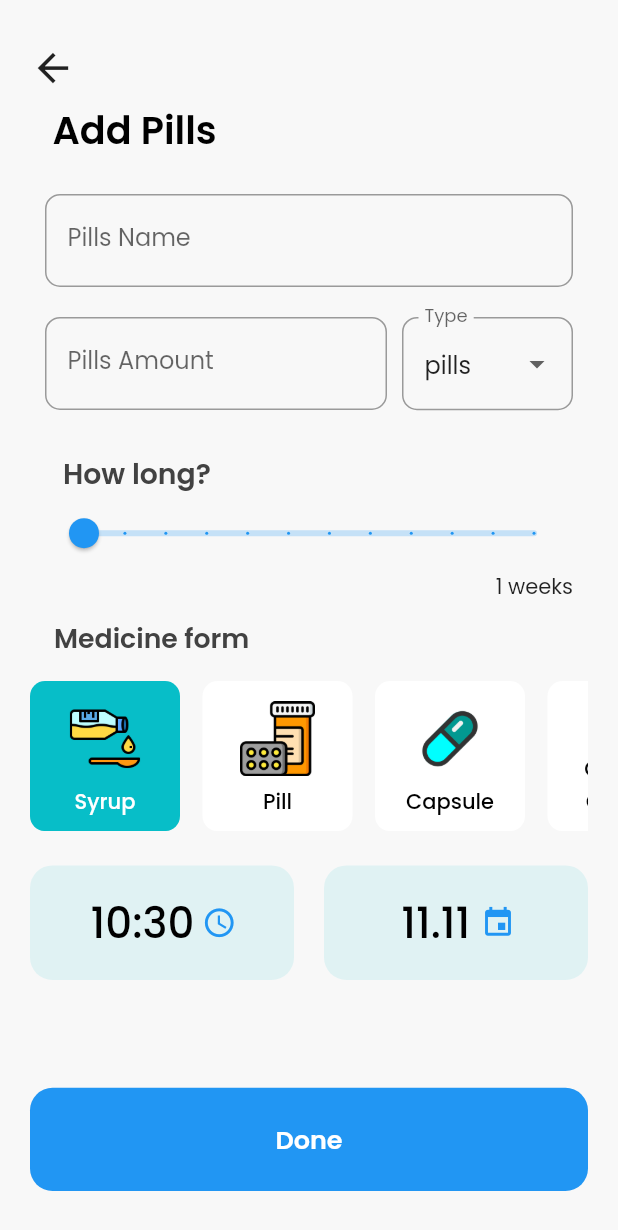
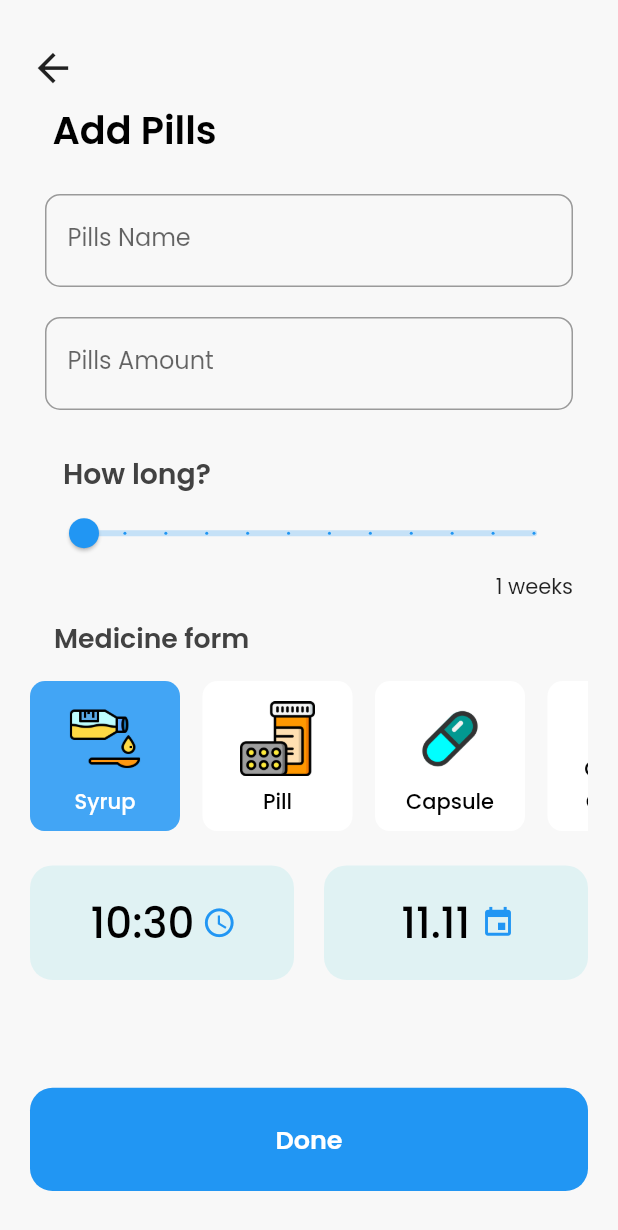
Before and after one commit to mehulminat/pill-reminder, a Flutter app: the Home screen opened by its route, after a tap on the "add circle" icon, on a phone screen of 412 x 824 dp. Shown: the top 1230 px of the screen. Run offline on Flutter 3.47's test engine with Material 2 defaults, Android fonts, the phone set to English and light mode, and no system bars; our stand-ins replace flutter_local_notifications, image_picker, lottie, shared_preferences, sqflite, timezone; accounts and stored records are empty.

```diff
--- a/lib/main.dart
+++ b/lib/main.dart
@@ -25,6 +25,7 @@ class MedicineApp extends StatelessWidget {
     return MaterialApp(
       debugShowCheckedModeBanner: false,
       theme: ThemeData(
+          backgroundColor: Colors.grey.shade100,
           fontFamily: "Popins",
           primaryColor: Colors.blue,
           textTheme: TextTheme(
--- a/lib/notifications/notifications.dart
+++ b/lib/notifications/notifications.dart
@@ -67,7 +67,7 @@ class Notifications {
       context: _context,
       builder: (_) {
         return new AlertDialog(
-          title: Text("PayLoad"),
+          title: Text("Take Medicines"),
           content: Text("Payload : $payload"),
         );
       },
--- a/lib/screens/add_new_medicine/form_fields.dart
+++ b/lib/screens/add_new_medicine/form_fields.dart
@@ -67,34 +67,34 @@ class FormFields extends StatelessWidget {
                   ),
                 ),
               ),
-              SizedBox(
-                width: 10,
-              ),
-              Flexible(
-                flex: 1,
-                child: Container(
-                  height: constrains.maxHeight * 0.22,
-                  child: DropdownButtonFormField(
-                    onTap: () => focus.unfocus(),
-                    decoration: InputDecoration(
-                        contentPadding: EdgeInsets.symmetric(
-                            horizontal: 15.0, vertical: 20.0),
-                        labelText: "Type",
-                        border: OutlineInputBorder(
-                            borderRadius: BorderRadius.circular(10.0),
-                            borderSide:
-                                BorderSide(width: 0.5, color: Colors.grey))),
-                    items: weightValues
-                        .map((weight) => DropdownMenuItem(
-                              child: Text(weight),
-                              value: weight,
-                            ))
-                        .toList(),
-                    onChanged: (value) => this.onPopUpMenuChanged(value),
-                    value: selectWeight,
-                  ),
-                ),
-              )
+              // SizedBox(
+              //   width: 10,
+              // ),
+              // Flexible(
+              //   flex: 1,
+              //   child: Container(
+              //     height: constrains.maxHeight * 0.22,
+              //     child: DropdownButtonFormField(
+              //       onTap: () => focus.unfocus(),
+              //       decoration: InputDecoration(
+              //           contentPadding: EdgeInsets.symmetric(
+              //               horizontal: 15.0, vertical: 20.0),
+              //           labelText: "Type",
+              //           border: OutlineInputBorder(
+              //               borderRadius: BorderRadius.circular(10.0),
+              //               borderSide:
+              //                   BorderSide(width: 0.5, color: Colors.grey))),
+              //       items: weightValues
+              //           .map((weight) => DropdownMenuItem(
+              //                 child: Text(weight),
+              //                 value: weight,
+              //               ))
+              //           .toList(),
+              //       onChanged: (value) => this.onPopUpMenuChanged(value),
+              //       value: selectWeight,
+              //     ),
+              //   ),
+              // )
             ],
           ),
           SizedBox(
--- a/lib/screens/add_new_medicine/medicine_type_card.dart
+++ b/lib/screens/add_new_medicine/medicine_type_card.dart
@@ -14,9 +14,7 @@ class MedicineTypeCard extends StatelessWidget {
           child: Container(
             decoration: BoxDecoration(
               borderRadius: BorderRadius.circular(10.0),
-              color: pillType.isChoose
-                  ? Color.fromRGBO(7, 190, 200, 1)
-                  : Colors.white,
+              color: pillType.isChoose ? Colors.blue.shade400 : Colors.white,
             ),
             width: 100,
             child: Column(
--- a/lib/screens/calendar/calendarex.dart
+++ b/lib/screens/calendar/calendarex.dart
@@ -1,17 +1,13 @@
-import 'dart:io';
 import 'package:lottie/lottie.dart';
 import 'package:flutter/cupertino.dart';
 import 'package:flutter/material.dart';
 import 'package:flutter_local_notifications/flutter_local_notifications.dart';
-import 'package:shared_preferences/shared_preferences.dart';
 import '../../notifications/notifications.dart';
 import '../../database/repository.dart';
 import '../../models/pill.dart';
 import '../../screens/home/medicines_list.dart';
 import '../../screens/home/calendar.dart';
 import '../../models/calendar_day_model.dart';
-import 'package:pill_reminder/screens/profile/profile.dart';
-import 'package:pill_reminder/screens/calendar/calendarex.dart';
 
 class CalendarEx extends StatefulWidget {
   @override
--- a/lib/screens/home/home.dart
+++ b/lib/screens/home/home.dart
@@ -71,6 +71,7 @@ class _HomeState extends State<Home> {
         MediaQuery.of(context).size.height - MediaQuery.of(context).padding.top;
     final double deviceWidth = MediaQuery.of(context).size.width;
     return Scaffold(
+      backgroundColor: Colors.grey.shade100,
       extendBody: true,
       floatingActionButton: FloatingActionButton(
         onPressed: () async {
@@ -171,7 +172,7 @@ class _HomeState extends State<Home> {
                       children: [
                         Container(
                           height: deviceHeight * 0.1,
-                          width: deviceWidth * 0.7,
+                          width: deviceWidth * 0.5,
                           child: Stack(
                             children: [
                               Text(
@@ -193,6 +194,14 @@ class _HomeState extends State<Home> {
                             ],
                           ),
                         ),
+                        Spacer(),
+                        SizedBox(
+                            height: deviceHeight * 0.07,
+                            child: VerticalDivider(
+                              color: Colors.blue,
+                              thickness: 2,
+                            )),
+                        Text("Today"),
                         Spacer(),
                         GestureDetector(
                           onTap: () {
@@ -235,10 +244,10 @@ class _HomeState extends State<Home> {
                 SizedBox(
                   height: deviceHeight * 0.01,
                 ),
-                Padding(
-                  padding: EdgeInsets.symmetric(horizontal: 5.0),
-                  child: Calendar(chooseDay, _daysList),
-                ),
+                // Padding(
+                //   padding: EdgeInsets.symmetric(horizontal: 5.0),
+                //   child: Calendar(chooseDay, _daysList),
+                // ),
                 SizedBox(height: deviceHeight * 0.03),
                 dailyPills.isEmpty
                     ? SizedBox(
--- a/lib/screens/onboarding/data.dart
+++ b/lib/screens/onboarding/data.dart
@@ -50,9 +50,9 @@ List<SliderModel> getSlides() {
   sliderModel = new SliderModel();
   //3rd  screen
   sliderModel.setImgPath("assets/onboard/03onboard.png");
-  sliderModel.setTitle("Advance Notification");
+  sliderModel.setTitle("Get Notification's");
   sliderModel.setDescription(
-      "Option to send notification to guardian if you miss taking pill.");
+      "Get notified for every pill , that too with unique sound");
   slides.add(sliderModel);
 
   sliderModel = new SliderModel();
--- a/lib/screens/onboarding/onboarding_main.dart
+++ b/lib/screens/onboarding/onboarding_main.dart
@@ -100,7 +100,7 @@ class _OnboardingState extends State<Onboarding> {
                 alignment: Alignment.center,
                 width: MediaQuery.of(context).size.width,
                 child: Text(
-                  "Go To App",
+                  "Enter Information",
                   style: TextStyle(
                     color: Colors.white,
                     fontWeight: FontWeight.w500,
--- a/pubspec.yaml
+++ b/pubspec.yaml
@@ -33,7 +33,7 @@ dependencies:
   image_picker: ^0.6.7+22
   flutter_local_notifications: ^3.0.1+2
   timezone: ^0.5.9
-  animated_widgets: ^1.0.6
+
 dev_dependencies:
   flutter_test:
     sdk: flutter
```
Also changed, not shown: 5 other files.
